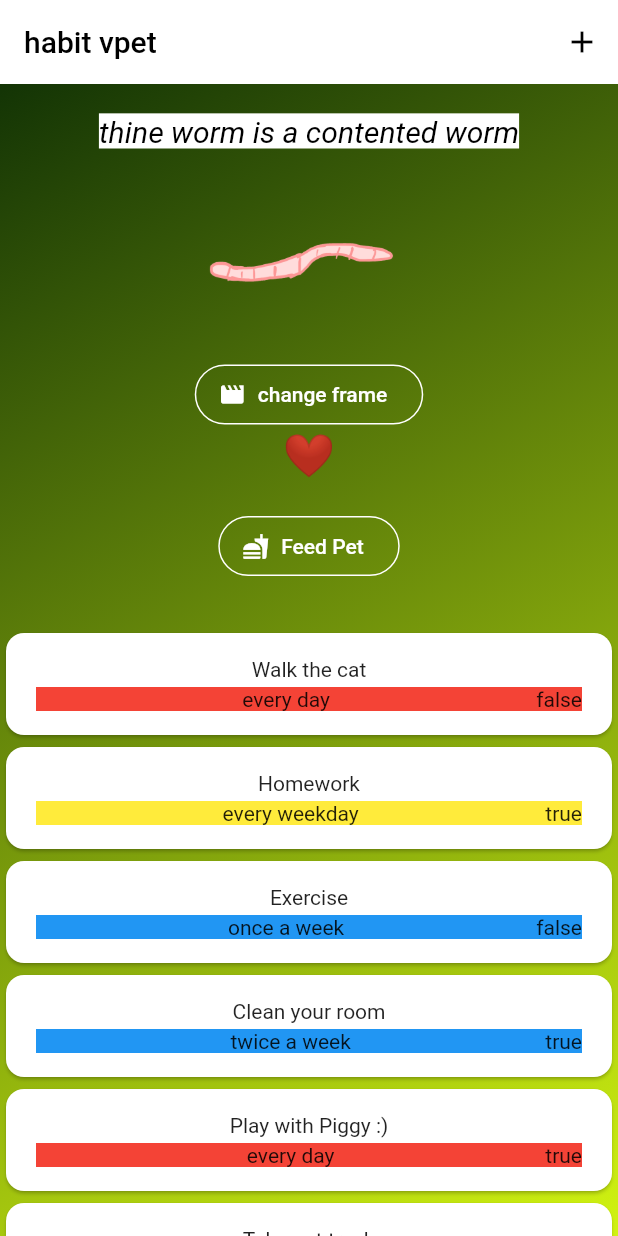
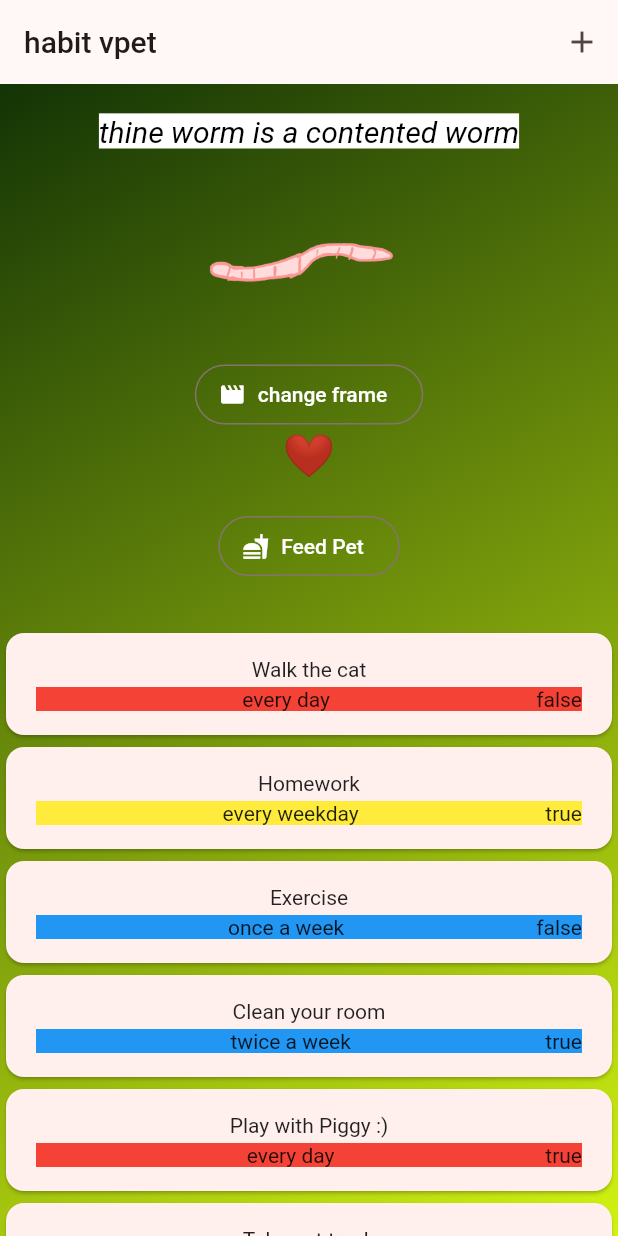
Before and after one commit to abbymachines/habit_vpet, a Flutter app: the screen it shows after launch, after a tap on "Feed Pet", on a phone screen of 412 x 824 dp. Run offline on Flutter 3.47's test engine with Material 2 defaults, Android fonts, the phone set to English and light mode, and no system bars; missing offline and left inert: dart:ffi.

Commit message:
add basic color scheme and make HabitVpet() a const inside main.dart

```diff
--- a/lib/main.dart
+++ b/lib/main.dart
@@ -1,11 +1,18 @@
 import 'package:flutter/material.dart';
 import 'package:habit_vpet/habit_vpet.dart';
+
+var kColorScheme = ColorScheme.fromSeed(
+  seedColor: Colors.red,
+);
 
 void main() {
   runApp(
     MaterialApp(
-      theme: ThemeData().copyWith(useMaterial3: true),
-      home: HabitVpet(),
+      theme: ThemeData().copyWith(
+        useMaterial3: true,
+        colorScheme: kColorScheme,
+      ),
+      home: const HabitVpet(),
     ),
   );
 }
```
